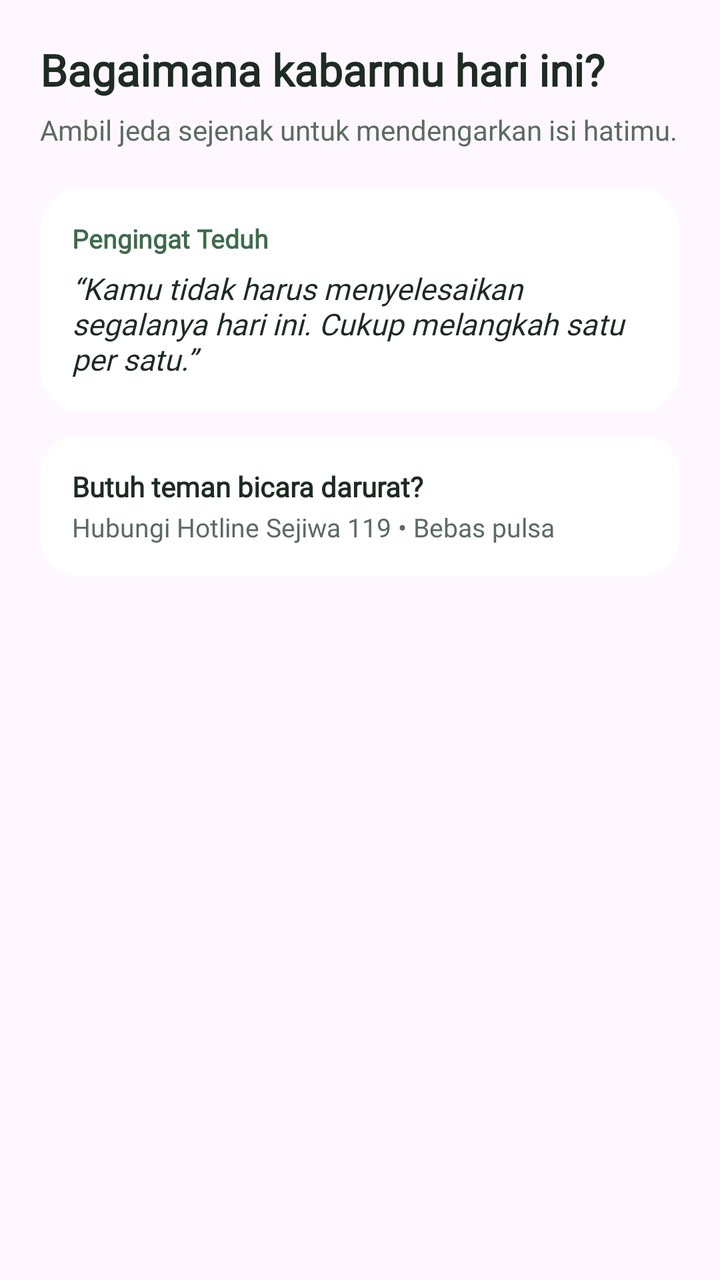
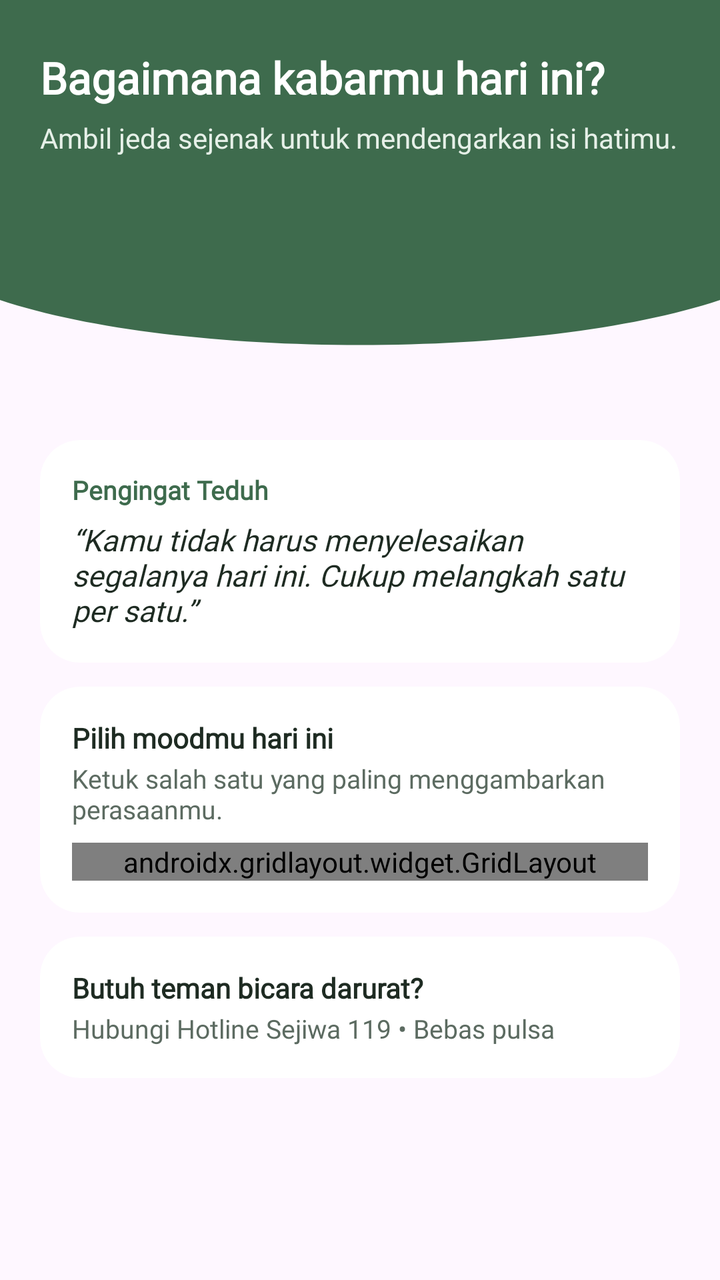

Screens rendered from an Android XML layout before and after an edit, with the pre-edit source and the edit as a unified diff.
<!-- AndroidManifest.xml: application theme Theme.Tommy_3TIB -->
<!-- res/layout/fragment_berandafragment.xml -->
<?xml version="1.0" encoding="utf-8"?>
<ScrollView xmlns:android="http://schemas.android.com/apk/res/android"
    xmlns:app="http://schemas.android.com/apk/res-auto"
    xmlns:tools="http://schemas.android.com/tools"
    android:layout_width="match_parent"
    android:layout_height="wrap_content"
    android:fillViewport="true"
    tools:context=".BerandaFragment">

    <LinearLayout
        android:layout_width="match_parent"
        android:layout_height="wrap_content"
        android:orientation="vertical"
        android:padding="20dp">

        <TextView
            android:id="@+id/tvNama"
            android:layout_width="wrap_content"
            android:layout_height="wrap_content"
            android:text="Bagaimana kabarmu hari ini?"
            android:fontFamily="@font/pjakartaextrabold"
            android:textColor="#1E2B22"
            android:textSize="22sp"
            android:textStyle="bold" />

        <TextView
            android:layout_width="wrap_content"
            android:layout_height="wrap_content"
            android:layout_marginTop="6dp"
            android:fontFamily="@font/pjakartaregular"
            android:text="Ambil jeda sejenak untuk mendengarkan isi hatimu."
            android:textColor="#5C6B61"
            android:textSize="14sp" />

        <com.google.android.material.card.MaterialCardView
            android:layout_width="match_parent"
            android:layout_height="wrap_content"
            android:layout_marginTop="20dp"
            app:cardBackgroundColor="#FFFFFF"
            app:cardCornerRadius="20dp"
            app:cardElevation="0dp"
            app:strokeWidth="0dp">
            <LinearLayout
                android:layout_width="match_parent"
                android:layout_height="wrap_content"
                android:orientation="vertical"
                android:padding="16dp">

                <TextView
                    android:layout_width="wrap_content"
                    android:layout_height="wrap_content"
                    android:text="Pengingat Teduh"
                    android:fontFamily="@font/pjakartabold"
                    android:textColor="#3E6B4D"
                    android:textSize="13sp"
                    android:textStyle="bold" />
                <TextView
                    android:layout_width="wrap_content"
                    android:layout_height="wrap_content"
                    android:layout_marginTop="6dp"
                    android:fontFamily="@font/pjakartaregular"
                    android:text="“Kamu tidak harus menyelesaikan segalanya hari ini. Cukup melangkah satu per satu.”"
                    android:textColor="#1E2B22"
                    android:textSize="15sp"
                    android:textStyle="italic" />
            </LinearLayout>
        </com.google.android.material.card.MaterialCardView>










































































        <com.google.android.material.card.MaterialCardView
            android:layout_width="match_parent"
            android:layout_height="wrap_content"
            android:layout_marginTop="12dp"
            app:cardBackgroundColor="#FFFFFF"
            app:cardCornerRadius="20dp"
            app:cardElevation="0dp"
            app:strokeWidth="0dp">
            <LinearLayout
                android:layout_width="match_parent"
                android:layout_height="match_parent"
                android:orientation="vertical">
                        <LinearLayout
                            android:layout_width="match_parent"
                            android:layout_height="wrap_content"
                            android:orientation="vertical"
                            android:padding="16dp">

                            <TextView
                                android:layout_width="wrap_content"
                                android:layout_height="wrap_content"
                                android:text="Butuh teman bicara darurat?"
                                android:fontFamily="@font/pjakartabold"
                                android:textColor="#1E2B22"
                                android:textSize="14sp"
                                android:textStyle="bold" />
                            <TextView
                                android:layout_width="wrap_content"
                                android:layout_height="wrap_content"
                                android:layout_marginTop="2dp"
                                android:fontFamily="@font/pjakartaregular"
                                android:text="Hubungi Hotline Sejiwa 119 • Bebas pulsa"
                                android:textColor="#5C6B61"
                                android:textSize="13sp" />
                        </LinearLayout>
            </LinearLayout>
        </com.google.android.material.card.MaterialCardView>

    </LinearLayout>
</ScrollView>
<!-- resources referenced by this layout -->
<resources>
  <style name="Theme.Tommy_3TIB" parent="Base.Theme.Tommy_3TIB" />
  <style name="Base.Theme.Tommy_3TIB" parent="Theme.Material3.DayNight.NoActionBar">
          
          
      </style>
</resources>

<!-- the commit's change to res/layout/fragment_berandafragment.xml (unified diff, before → after) -->
@@ -10,172 +10,255 @@
     <LinearLayout
         android:layout_width="match_parent"
         android:layout_height="wrap_content"
-        android:orientation="vertical"
-        android:padding="20dp">
-
-        <TextView
-            android:id="@+id/tvNama"
-            android:layout_width="wrap_content"
-            android:layout_height="wrap_content"
-            android:text="Bagaimana kabarmu hari ini?"
-            android:fontFamily="@font/pjakartaextrabold"
-            android:textColor="#1E2B22"
-            android:textSize="22sp"
-            android:textStyle="bold" />
-
-        <TextView
-            android:layout_width="wrap_content"
-            android:layout_height="wrap_content"
-            android:layout_marginTop="6dp"
-            android:fontFamily="@font/pjakartaregular"
-            android:text="Ambil jeda sejenak untuk mendengarkan isi hatimu."
-            android:textColor="#5C6B61"
-            android:textSize="14sp" />
-
-        <com.google.android.material.card.MaterialCardView
+        android:orientation="vertical">
+
+        
+        <FrameLayout
+            android:layout_width="match_parent"
+            android:layout_height="wrap_content">
+
+            <View
+                android:id="@+id/background_header"
+                android:layout_width="match_parent"
+                android:layout_height="200dp"
+                android:background="@drawable/bg_header_wave" />
+
+            <LinearLayout
+                android:layout_width="match_parent"
+                android:layout_height="wrap_content"
+                android:orientation="vertical"
+                android:paddingStart="20dp"
+                android:paddingTop="24dp"
+                android:paddingEnd="20dp">
+
+                <TextView
+                    android:id="@+id/tvNama"
+                    android:layout_width="wrap_content"
+                    android:layout_height="wrap_content"
+                    android:fontFamily="@font/pjakartaextrabold"
+                    android:text="Bagaimana kabarmu hari ini?"
+                    android:textColor="#FFFFFF"
+                    android:textSize="22sp"
+                    android:textStyle="bold" />
+
+                <TextView
+                    android:layout_width="wrap_content"
+                    android:layout_height="wrap_content"
+                    android:layout_marginTop="6dp"
+                    android:fontFamily="@font/pjakartaregular"
+                    android:text="Ambil jeda sejenak untuk mendengarkan isi hatimu."
+                    android:textColor="#E6F0E8"
+                    android:textSize="14sp" />
+            </LinearLayout>
+        </FrameLayout>
+
+        
+        <LinearLayout
             android:layout_width="match_parent"
             android:layout_height="wrap_content"
-            android:layout_marginTop="20dp"
-            app:cardBackgroundColor="#FFFFFF"
-            app:cardCornerRadius="20dp"
-            app:cardElevation="0dp"
-            app:strokeWidth="0dp">
-            <LinearLayout
-                android:layout_width="match_parent"
-                android:layout_height="wrap_content"
-                android:orientation="vertical"
-                android:padding="16dp">
-
-                <TextView
-                    android:layout_width="wrap_content"
-                    android:layout_height="wrap_content"
-                    android:text="Pengingat Teduh"
-                    android:fontFamily="@font/pjakartabold"
-                    android:textColor="#3E6B4D"
-                    android:textSize="13sp"
-                    android:textStyle="bold" />
-                <TextView
-                    android:layout_width="wrap_content"
-                    android:layout_height="wrap_content"
-                    android:layout_marginTop="6dp"
-                    android:fontFamily="@font/pjakartaregular"
-                    android:text="“Kamu tidak harus menyelesaikan segalanya hari ini. Cukup melangkah satu per satu.”"
-                    android:textColor="#1E2B22"
-                    android:textSize="15sp"
-                    android:textStyle="italic" />
-            </LinearLayout>
-        </com.google.android.material.card.MaterialCardView>
-
-
-
-
-
-
-
-
-
-
-
-
-
-
-
-
-
-
-
-
-
-
-
-
-
-
-
-
-
-
-
-
-
-
-
-
-
-
-
-
-
-
-
-
-
-
-
-
-
-
-
-
-
-
-
-
-
-
-
-
-
-
-
-
-
-
-
-
-
-
-
-
-
-
-        <com.google.android.material.card.MaterialCardView
-            android:layout_width="match_parent"
-            android:layout_height="wrap_content"
-            android:layout_marginTop="12dp"
-            app:cardBackgroundColor="#FFFFFF"
-            app:cardCornerRadius="20dp"
-            app:cardElevation="0dp"
-            app:strokeWidth="0dp">
-            <LinearLayout
-                android:layout_width="match_parent"
-                android:layout_height="match_parent"
-                android:orientation="vertical">
-                        <LinearLayout
-                            android:layout_width="match_parent"
-                            android:layout_height="wrap_content"
-                            android:orientation="vertical"
-                            android:padding="16dp">
-
-                            <TextView
-                                android:layout_width="wrap_content"
-                                android:layout_height="wrap_content"
-                                android:text="Butuh teman bicara darurat?"
-                                android:fontFamily="@font/pjakartabold"
-                                android:textColor="#1E2B22"
-                                android:textSize="14sp"
-                                android:textStyle="bold" />
-                            <TextView
-                                android:layout_width="wrap_content"
-                                android:layout_height="wrap_content"
-                                android:layout_marginTop="2dp"
-                                android:fontFamily="@font/pjakartaregular"
-                                android:text="Hubungi Hotline Sejiwa 119 • Bebas pulsa"
-                                android:textColor="#5C6B61"
-                                android:textSize="13sp" />
-                        </LinearLayout>
-            </LinearLayout>
-        </com.google.android.material.card.MaterialCardView>
-
+            android:orientation="vertical"
+            android:padding="20dp">
+
+            
+            <com.google.android.material.card.MaterialCardView
+                android:layout_width="match_parent"
+                android:layout_height="wrap_content"
+                app:cardBackgroundColor="#FFFFFF"
+                app:cardCornerRadius="20dp"
+                app:cardElevation="0dp"
+                app:strokeWidth="0dp">
+
+                <LinearLayout
+                    android:layout_width="match_parent"
+                    android:layout_height="wrap_content"
+                    android:orientation="vertical"
+                    android:padding="16dp">
+
+                    <TextView
+                        android:layout_width="wrap_content"
+                        android:layout_height="wrap_content"
+                        android:fontFamily="@font/pjakartabold"
+                        android:text="Pengingat Teduh"
+                        android:textColor="#3E6B4D"
+                        android:textSize="13sp"
+                        android:textStyle="bold" />
+
+                    <TextView
+                        android:layout_width="wrap_content"
+                        android:layout_height="wrap_content"
+                        android:layout_marginTop="6dp"
+                        android:fontFamily="@font/pjakartaregular"
+                        android:text="“Kamu tidak harus menyelesaikan segalanya hari ini. Cukup melangkah satu per satu.”"
+                        android:textColor="#1E2B22"
+                        android:textSize="15sp"
+                        android:textStyle="italic" />
+                </LinearLayout>
+            </com.google.android.material.card.MaterialCardView>
+
+            
+            <com.google.android.material.card.MaterialCardView
+                android:layout_width="match_parent"
+                android:layout_height="wrap_content"
+                android:layout_marginTop="12dp"
+                app:cardBackgroundColor="#FFFFFF"
+                app:cardCornerRadius="20dp"
+                app:cardElevation="0dp"
+                app:strokeWidth="0dp">
+
+                <LinearLayout
+                    android:layout_width="match_parent"
+                    android:layout_height="wrap_content"
+                    android:orientation="vertical"
+                    android:padding="16dp">
+
+                    <TextView
+                        android:layout_width="wrap_content"
+                        android:layout_height="wrap_content"
+                        android:fontFamily="@font/pjakartabold"
+                        android:text="Pilih moodmu hari ini"
+                        android:textColor="#1E2B22"
+                        android:textSize="14sp"
+                        android:textStyle="bold" />
+
+                    <TextView
+                        android:layout_width="wrap_content"
+                        android:layout_height="wrap_content"
+                        android:layout_marginTop="2dp"
+                        android:fontFamily="@font/pjakartaregular"
+                        android:text="Ketuk salah satu yang paling menggambarkan perasaanmu."
+                        android:textColor="#5C6B61"
+                        android:textSize="13sp" />
+
+                    <androidx.gridlayout.widget.GridLayout
+                        android:id="@+id/gridMood"
+                        android:layout_width="match_parent"
+                        android:layout_height="wrap_content"
+                        android:layout_marginTop="8dp"
+                        app:columnCount="3"
+                        app:useDefaultMargins="true">
+
+                        <com.google.android.material.button.MaterialButton
+                            android:id="@+id/btnMoodSenang"
+                            style="@style/Widget.Material3.Button.TonalButton"
+                            android:layout_width="0dp"
+                            android:layout_height="wrap_content"
+                            android:maxLines="1"
+                            android:paddingHorizontal="8dp"
+                            android:text="😊 Senang"
+                            android:textColor="#1E2B22"
+                            android:textSize="13sp"
+                            app:backgroundTint="#E6F0E8"
+                            app:layout_columnWeight="1"
+                            app:layout_gravity="fill_horizontal" />
+
+                        <com.google.android.material.button.MaterialButton
+                            android:id="@+id/btnMoodTenang"
+                            style="@style/Widget.Material3.Button.TonalButton"
+                            android:layout_width="0dp"
+                            android:layout_height="wrap_content"
+                            android:maxLines="1"
+                            android:paddingHorizontal="8dp"
+                            android:text="😌 Tenang"
+                            android:textColor="#1E2B22"
+                            android:textSize="13sp"
+                            app:backgroundTint="#E6F0E8"
+                            app:layout_columnWeight="1"
+                            app:layout_gravity="fill_horizontal" />
+
+                        <com.google.android.material.button.MaterialButton
+                            android:id="@+id/btnMoodBiasa"
+                            style="@style/Widget.Material3.Button.TonalButton"
+                            android:layout_width="0dp"
+                            android:layout_height="wrap_content"
+                            android:maxLines="1"
+                            android:paddingHorizontal="8dp"
+                            android:text="😐 Biasa"
+                            android:textColor="#1E2B22"
+                            android:textSize="13sp"
+                            app:backgroundTint="#E6F0E8"
+                            app:layout_columnWeight="1"
+                            app:layout_gravity="fill_horizontal" />
+
+                        <com.google.android.material.button.MaterialButton
+                            android:id="@+id/btnMoodCemas"
+                            style="@style/Widget.Material3.Button.TonalButton"
+                            android:layout_width="0dp"
+                            android:layout_height="wrap_content"
+                            android:maxLines="1"
+                            android:paddingHorizontal="8dp"
+                            android:text="😰 Cemas"
+                            android:textColor="#1E2B22"
+                            android:textSize="13sp"
+                            app:backgroundTint="#E6F0E8"
+                            app:layout_columnWeight="1"
+                            app:layout_gravity="fill_horizontal" />
+
+                        <com.google.android.material.button.MaterialButton
+                            android:id="@+id/btnMoodSedih"
+                            style="@style/Widget.Material3.Button.TonalButton"
+                            android:layout_width="0dp"
+                            android:layout_height="wrap_content"
+                            android:maxLines="1"
+                            android:paddingHorizontal="8dp"
+                            android:text="😔 Sedih"
+                            android:textColor="#1E2B22"
+                            android:textSize="13sp"
+                            app:backgroundTint="#E6F0E8"
+                            app:layout_columnWeight="1"
+                            app:layout_gravity="fill_horizontal" />
+
+                        <com.google.android.material.button.MaterialButton
+                            android:id="@+id/btnMoodLelah"
+                            style="@style/Widget.Material3.Button.TonalButton"
+                            android:layout_width="0dp"
+                            android:layout_height="wrap_content"
+                            android:maxLines="1"
+                            android:paddingHorizontal="8dp"
+                            android:text="😴 Lelah"
+                            android:textColor="#1E2B22"
+                            android:textSize="13sp"
+                            app:backgroundTint="#E6F0E8"
+                            app:layout_columnWeight="1"
+                            app:layout_gravity="fill_horizontal" />
+                    </androidx.gridlayout.widget.GridLayout>
+                </LinearLayout>
+            </com.google.android.material.card.MaterialCardView>
+
+            
+            <com.google.android.material.card.MaterialCardView
+                android:layout_width="match_parent"
+                android:layout_height="wrap_content"
+                android:layout_marginTop="12dp"
+                app:cardBackgroundColor="#FFFFFF"
+                app:cardCornerRadius="20dp"
+                app:cardElevation="0dp"
+                app:strokeWidth="0dp">
+
+                <LinearLayout
+                    android:layout_width="match_parent"
+                    android:layout_height="wrap_content"
+                    android:orientation="vertical"
+                    android:padding="16dp">
+
+                    <TextView
+                        android:layout_width="wrap_content"
+                        android:layout_height="wrap_content"
+                        android:fontFamily="@font/pjakartabold"
+                        android:text="Butuh teman bicara darurat?"
+                        android:textColor="#1E2B22"
+                        android:textSize="14sp"
+                        android:textStyle="bold" />
+
+                    <TextView
+                        android:layout_width="wrap_content"
+                        android:layout_height="wrap_content"
+                        android:layout_marginTop="2dp"
+                        android:fontFamily="@font/pjakartaregular"
+                        android:text="Hubungi Hotline Sejiwa 119 • Bebas pulsa"
+                        android:textColor="#5C6B61"
+                        android:textSize="13sp" />
+                </LinearLayout>
+            </com.google.android.material.card.MaterialCardView>
+        </LinearLayout>
     </LinearLayout>
 </ScrollView>
<!-- resource entries referenced after the edit -->
@@ -1,6 +1,17 @@
 <!-- resources referenced by this layout -->
 <resources>
+  <!-- drawable bg_header_wave (drawable) -->
+  <vector xmlns:android="http://schemas.android.com/apk/res/android"
+      android:width="100dp"
+      android:height="100dp"
+      android:viewportWidth="100"
+      android:viewportHeight="100">
+      <path
+          android:fillColor="@color/tenang_green"
+          android:pathData="M0,0 L100,0 L100,75 C75,90 25,90 0,75 Z" />
+  </vector>
   <style name="Theme.Tommy_3TIB" parent="Base.Theme.Tommy_3TIB" />
+  <color name="tenang_green">#3E6B4D</color>
   <style name="Base.Theme.Tommy_3TIB" parent="Theme.Material3.DayNight.NoActionBar">
           
           
